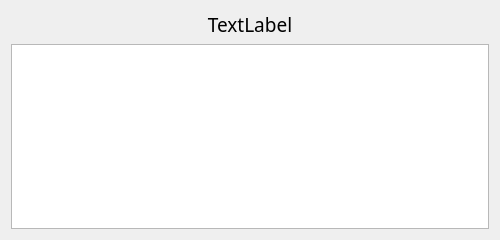
Above: messagebox.ui from Tomic-Tech/Scanner before the change. Below: the same form after it.
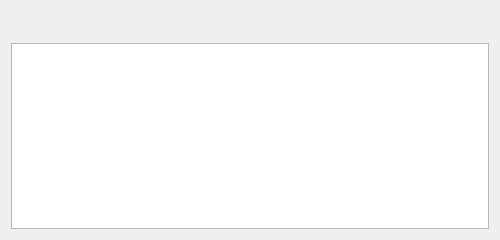
That is the form after the change.

The edit to the form file:
```diff
--- a/messagebox.ui
+++ b/messagebox.ui
@@ -23,7 +23,7 @@
       </font>
      </property>
      <property name="text">
-      <string>TextLabel</string>
+      <string/>
      </property>
      <property name="alignment">
       <set>Qt::AlignCenter</set>
@@ -38,6 +38,9 @@
        <pointsize>12</pointsize>
       </font>
      </property>
+     <property name="readOnly">
+      <bool>true</bool>
+     </property>
     </widget>
    </item>
   </layout>
```
